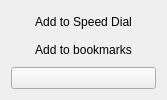
Old version of the form src/lib/bookmarks/bookmarkswidget.ui in the repository QupZilla/qupzilla.
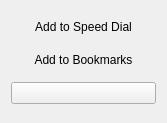
New version of the form. Icons and pictures are not drawn. Custom widgets are drawn as their Qt base class.

Commit message:
BrowsingLibrary: Use new icons for bookmarks and history tabs
Also fix HighDPI rendering

Patch:
```diff
--- a/src/lib/bookmarks/bookmarkswidget.ui
+++ b/src/lib/bookmarks/bookmarkswidget.ui
@@ -7,7 +7,7 @@
     <x>0</x>
     <y>0</y>
     <width>167</width>
-    <height>89</height>
+    <height>123</height>
    </rect>
   </property>
   <property name="windowTitle">
@@ -17,11 +17,7 @@
    <item row="1" column="0">
     <widget class="QPushButton" name="bookmarksButton">
      <property name="text">
-      <string>Add to bookmarks</string>
-     </property>
-     <property name="icon">
-      <iconset resource="../data/icons.qrc">
-       <normaloff>:/icons/other/bigstar.png</normaloff>:/icons/other/bigstar.png</iconset>
+      <string>Add to Bookmarks</string>
      </property>
      <property name="flat">
       <bool>true</bool>
```
Left out of the diff: 6 changed lines with no effect on the pictures. The commit also changes 12 other files.
